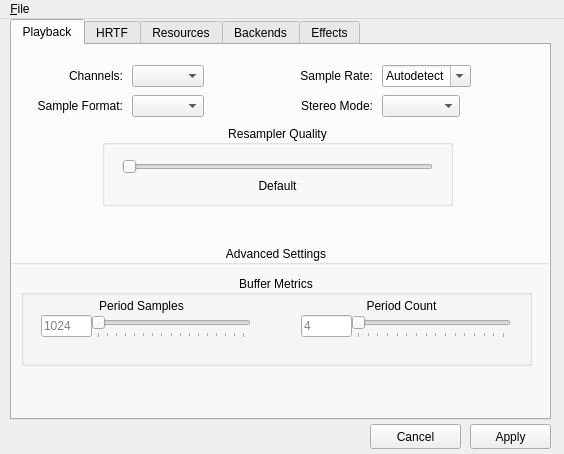
kcat/openal-soft, file utils/alsoft-config/mainwindow.ui: the form before one commit.
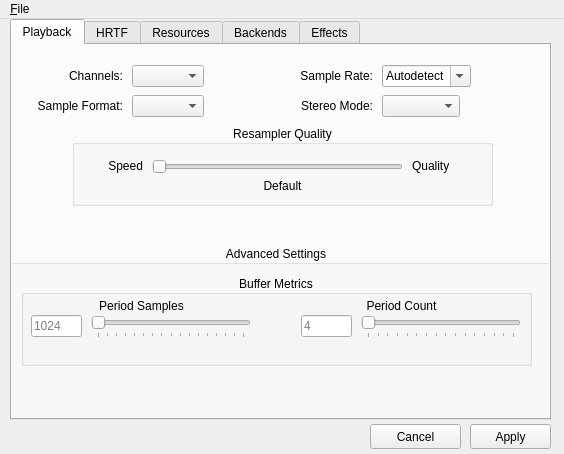
The form after the commit. Icons and pictures are not drawn.

Commit message:
Add speed and quality labels for the resampler slider
And space out the buffer metric sliders from the edit boxes

```diff
--- a/utils/alsoft-config/mainwindow.ui
+++ b/utils/alsoft-config/mainwindow.ui
@@ -299,7 +299,7 @@
         <widget class="QSlider" name="periodCountSlider">
          <property name="geometry">
           <rect>
-           <x>70</x>
+           <x>80</x>
            <y>20</y>
            <width>160</width>
            <height>23</height>
@@ -416,7 +416,7 @@
         <widget class="QLineEdit" name="periodSizeEdit">
          <property name="geometry">
           <rect>
-           <x>10</x>
+           <x>0</x>
            <y>20</y>
            <width>51</width>
            <height>22</height>
@@ -432,9 +432,9 @@
      <widget class="QGroupBox" name="groupBox_4">
       <property name="geometry">
        <rect>
-        <x>90</x>
+        <x>60</x>
         <y>80</y>
-        <width>351</width>
+        <width>421</width>
         <height>81</height>
        </rect>
       </property>
@@ -447,9 +447,9 @@
       <widget class="QLabel" name="resamplerLabel">
        <property name="geometry">
         <rect>
-         <x>20</x>
+         <x>50</x>
          <y>50</y>
-         <width>311</width>
+         <width>321</width>
          <height>21</height>
         </rect>
        </property>
@@ -463,9 +463,9 @@
       <widget class="QSlider" name="resamplerSlider">
        <property name="geometry">
         <rect>
-         <x>20</x>
+         <x>80</x>
          <y>30</y>
-         <width>311</width>
+         <width>251</width>
          <height>23</height>
         </rect>
        </property>
@@ -473,6 +473,35 @@
         <enum>Qt::Horizontal</enum>
        </property>
       </widget>
+      <widget class="QLabel" name="label_9">
+       <property name="geometry">
+        <rect>
+         <x>20</x>
+         <y>30</y>
+         <width>51</width>
+         <height>21</height>
+        </rect>
+       </property>
+       <property name="text">
+        <string>Speed</string>
+       </property>
+       <property name="alignment">
+        <set>Qt::AlignRight|Qt::AlignTrailing|Qt::AlignVCenter</set>
+       </property>
+      </widget>
+      <widget class="QLabel" name="label_15">
+       <property name="geometry">
+        <rect>
+         <x>340</x>
+         <y>30</y>
+         <width>51</width>
+         <height>21</height>
+        </rect>
+       </property>
+       <property name="text">
+        <string>Quality</string>
+       </property>
+      </widget>
      </widget>
     </widget>
     <widget class="QWidget" name="tab_5">
```
